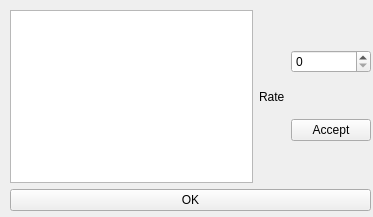
moniss23/junit4, file LTEsimGeneratorGUI/Ui/Windows/paging_rate.ui: the form before one commit.
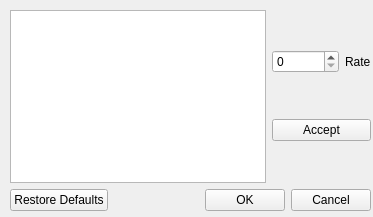
The form after the commit.

Commit message: Changed PagingRate Window, added restore and cancel button

Diff of the .ui file:
```diff
--- a/LTEsimGeneratorGUI/Ui/Windows/paging_rate.ui
+++ b/LTEsimGeneratorGUI/Ui/Windows/paging_rate.ui
@@ -29,23 +29,23 @@
        <widget class="QListWidget" name="listWidget"/>
       </item>
       <item>
-       <layout class="QVBoxLayout" name="verticalLayout_3">
-        <item>
+       <layout class="QGridLayout" name="gridLayout">
+        <item row="0" column="0">
+         <widget class="QSpinBox" name="spinBox">
+          <property name="maximum">
+           <number>999999</number>
+          </property>
+         </widget>
+        </item>
+        <item row="0" column="1">
          <widget class="QLabel" name="label">
           <property name="text">
            <string>Rate</string>
           </property>
          </widget>
         </item>
-       </layout>
-      </item>
-      <item>
-       <layout class="QVBoxLayout" name="verticalLayout_2">
-        <item>
-         <widget class="QSpinBox" name="spinBox"/>
-        </item>
-        <item>
-         <widget class="QPushButton" name="pushButton">
+        <item row="1" column="0" colspan="2">
+         <widget class="QPushButton" name="AcceptButton">
           <property name="text">
            <string>Accept</string>
           </property>
@@ -56,11 +56,42 @@
      </layout>
     </item>
     <item>
-     <widget class="QPushButton" name="OkButton">
-      <property name="text">
-       <string>OK</string>
-      </property>
-     </widget>
+     <layout class="QHBoxLayout" name="horizontalLayout_2">
+      <item>
+       <widget class="QPushButton" name="RestoreButton">
+        <property name="text">
+         <string>Restore Defaults</string>
+        </property>
+       </widget>
+      </item>
+      <item>
+       <spacer name="horizontalSpacer">
+        <property name="orientation">
+         <enum>Qt::Horizontal</enum>
+        </property>
+        <property name="sizeHint" stdset="0">
+         <size>
+          <width>40</width>
+          <height>20</height>
+         </size>
+        </property>
+       </spacer>
+      </item>
+      <item>
+       <widget class="QPushButton" name="OkButton">
+        <property name="text">
+         <string>OK</string>
+        </property>
+       </widget>
+      </item>
+      <item>
+       <widget class="QPushButton" name="CancelButton">
+        <property name="text">
+         <string>Cancel</string>
+        </property>
+       </widget>
+      </item>
+     </layout>
     </item>
    </layout>
   </widget>
```
The commit also changes 6 other files.
